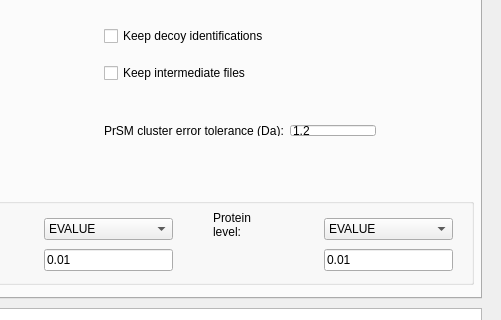
The window that src/gui/topmg/topmgwindow.ui (toppic-suite/toppic-suite) describes before a commit, drawn with Qt 5; both pictures show x 419 to 920 and y 82 to 402 of the 920 by 700 pixel window.
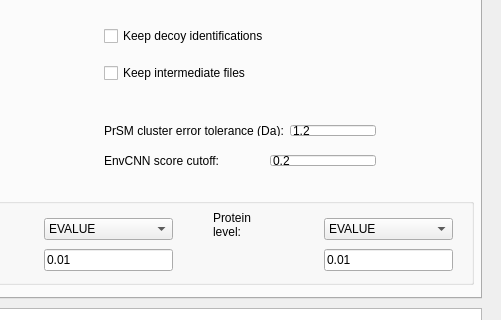
The same window after the commit. The open tabs and pages were chosen to show the change. Icons and pictures are not drawn.

Commit message: Filter masses by EnvCNN score in identification stages; add -F to toppic and topmg

```diff
--- a/src/gui/topmg/topmgwindow.ui
+++ b/src/gui/topmg/topmgwindow.ui
@@ -729,6 +729,38 @@
        </item>
       </layout>
      </widget>
+     <widget class="QWidget" name="horizontalLayoutWidget_envcnn">
+      <property name="geometry">
+       <rect>
+        <x>490</x>
+        <y>190</y>
+        <width>294</width>
+        <height>33</height>
+       </rect>
+      </property>
+      <layout class="QHBoxLayout" name="horizontalLayout_envcnn">
+       <item>
+        <widget class="QLabel" name="label_envCnn">
+         <property name="minimumSize">
+          <size>
+           <width>160</width>
+           <height>0</height>
+          </size>
+         </property>
+         <property name="text">
+          <string>EnvCNN score cutoff:</string>
+         </property>
+        </widget>
+       </item>
+       <item>
+        <widget class="QLineEdit" name="envCnnCutoffEdit">
+         <property name="text">
+          <string>0.2</string>
+         </property>
+        </widget>
+       </item>
+      </layout>
+     </widget>
     </widget>
     <widget class="QWidget" name="tab_2">
      <attribute name="title">
```
The commit also changes 29 other files.
